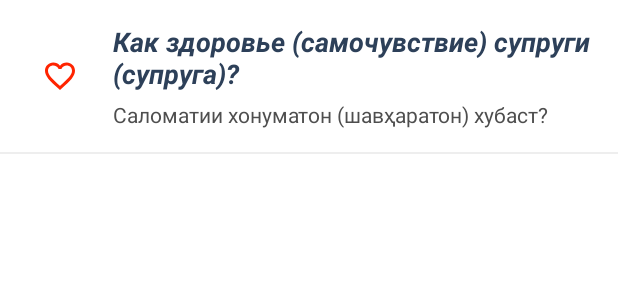
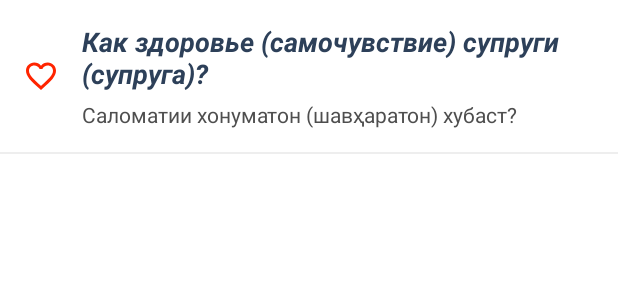
Before and after one commit to intoxication/farhang, an Android app: the layout phrase_item.xml on its own in the app's theme, with its tools: preview values and no code run, on a phone screen of 412 x 824 dp. Shown: the top 300 px of the screen. Run offline under Robolectric (Android 15) with nearby library versions, the phone set to English and light mode, and no system bars.

Commit message:
add: phrase add to favorite

```diff
--- a/app/app/src/main/java/tj/boronov/farhang/data/model/Phrases.kt
+++ b/app/app/src/main/java/tj/boronov/farhang/data/model/Phrases.kt
@@ -28,4 +28,9 @@ class Phrases {
     @ColumnInfo(name = TABLE_PHRASES_COLUMN_SUBCATEGORY_ID)
     @NotNull
     var subcategoryID: Int = 0
+
+    @ColumnInfo(name = TABLE_PHRASES_COLUMN_FAVORITE)
+    @NotNull
+    var favorite: Int = 0
+
 }
--- a/app/app/src/main/java/tj/boronov/farhang/util/Const.kt
+++ b/app/app/src/main/java/tj/boronov/farhang/util/Const.kt
@@ -22,6 +22,7 @@ const val TABLE_SUBCATEGORY_COLUMN_CATEGORY_ID = "category_id"
 
 const val DATABASE_TABLE_PHRASES = "phrases"
 const val TABLE_PHRASES_COLUMN_ID = "_id"
+const val TABLE_PHRASES_COLUMN_FAVORITE = "favorite"
 const val TABLE_PHRASES_COLUMN_CATEGORY_ID = "category_id"
 const val TABLE_PHRASES_COLUMN_SUBCATEGORY_ID = "subcategory_id"
 const val TABLE_PHRASES_COLUMN_TRANSLATE_TJ = "translate_tj"
--- a/app/app/src/main/res/layout/phrase_item.xml
+++ b/app/app/src/main/res/layout/phrase_item.xml
@@ -22,13 +22,14 @@
             android:paddingStart="@dimen/spacing_large"
             android:paddingEnd="@dimen/spacing_large">
 
+
             <Button
                 android:id="@+id/btn_favorite"
                 style="@style/Widget.App.Button.IconOnly"
-                android:layout_width="50dp"
-                android:layout_height="match_parent"
+                android:layout_width="24dp"
+                android:layout_height="24dp"
                 android:layout_gravity="center"
-                android:layout_marginEnd="@dimen/spacing_middle"
+                android:layout_marginEnd="@dimen/spacing_large"
                 android:background="@android:color/transparent"
                 android:gravity="center"
                 app:icon="@drawable/ic_favorite"
```
Also changed, not shown: app/app/src/main/java/tj/boronov/farhang/adapter/PhrasesAdapter.kt (+30 -1 lines), app/app/src/main/java/tj/boronov/farhang/data/dao/PhrasebookDao.kt (+7 -0 lines).
